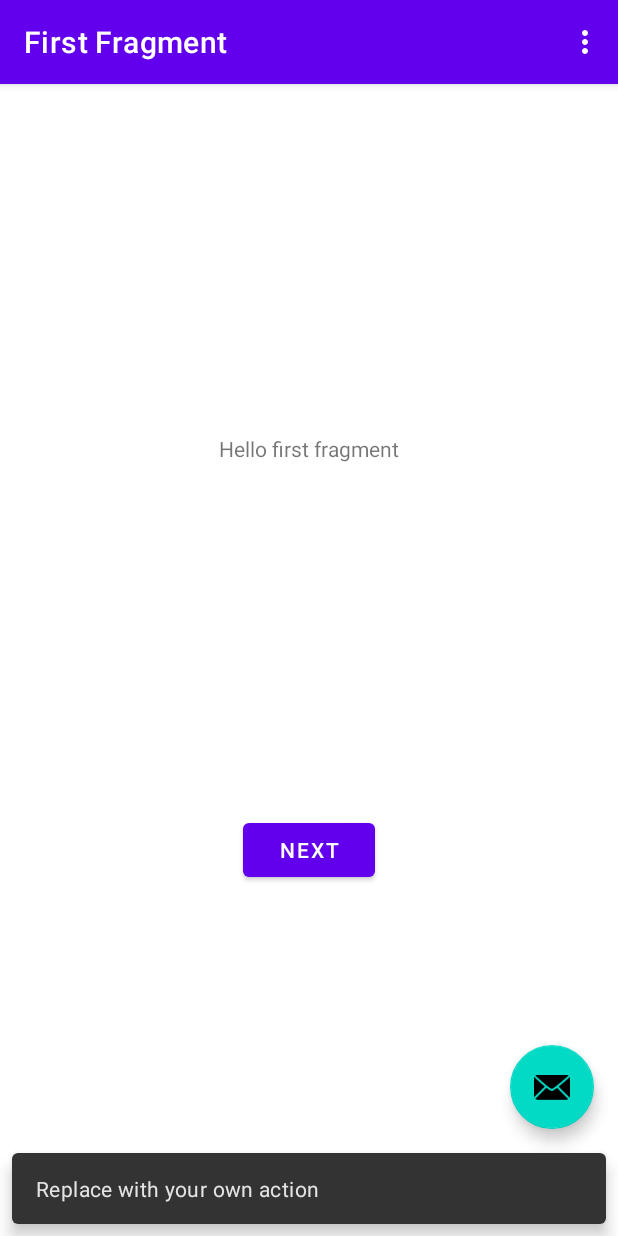
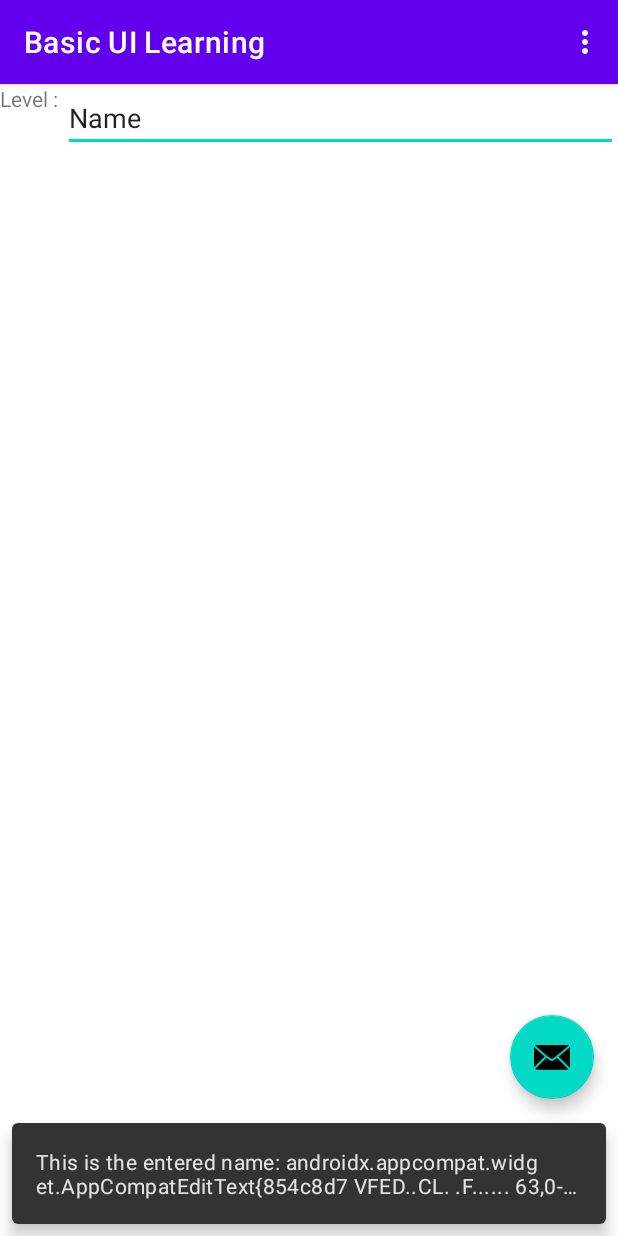
Before and after one commit to nasif-jaoadun/BasicUiLearning, an Android app: the screen it shows after launch (MainActivity), after a tap on an icon or button, on a phone screen of 412 x 824 dp. Run offline under Robolectric (Android 15) with nearby library versions, the phone set to English and light mode, and no system bars; our stand-ins replace navigation-ui.

Commit message:
Using of simple Activity with XML with viewBinding

```diff
--- a/app/build.gradle
+++ b/app/build.gradle
@@ -1,6 +1,7 @@
 plugins {
     id 'com.android.application'
     id 'org.jetbrains.kotlin.android'
+    id 'kotlin-android'
 }
 
 android {
--- a/app/src/main/java/com/codehabit/android/userinterface/MainActivity.kt
+++ b/app/src/main/java/com/codehabit/android/userinterface/MainActivity.kt
@@ -13,7 +13,7 @@ import com.codehabit.android.userinterface.databinding.ActivityMainBinding
 
 class MainActivity : AppCompatActivity() {
 
-    private lateinit var appBarConfiguration: AppBarConfiguration
+//    private lateinit var appBarConfiguration: AppBarConfiguration
     private lateinit var binding: ActivityMainBinding
 
     override fun onCreate(savedInstanceState: Bundle?) {
@@ -24,14 +24,15 @@ class MainActivity : AppCompatActivity() {
 
         setSupportActionBar(binding.toolbar)
 
-        val navController = findNavController(R.id.nav_host_fragment_content_main)
-        appBarConfiguration = AppBarConfiguration(navController.graph)
-        setupActionBarWithNavController(navController, appBarConfiguration)
+//        val navController = findNavController(R.id.nav_host_fragment_content_main)
+//        appBarConfiguration = AppBarConfiguration(navController.graph)
+//        setupActionBarWithNavController(navController, appBarConfiguration)
 
         binding.fab.setOnClickListener { view ->
-            Snackbar.make(view, "Replace with your own action", Snackbar.LENGTH_LONG)
+            Snackbar.make(view, "This is the entered name: ${binding.contentView.editText}", Snackbar.LENGTH_LONG)
                 .setAction("Action", null).show()
         }
+
     }
 
     override fun onCreateOptionsMenu(menu: Menu): Boolean {
@@ -50,9 +51,9 @@ class MainActivity : AppCompatActivity() {
         }
     }
 
-    override fun onSupportNavigateUp(): Boolean {
-        val navController = findNavController(R.id.nav_host_fragment_content_main)
-        return navController.navigateUp(appBarConfiguration)
-                || super.onSupportNavigateUp()
-    }
+//    override fun onSupportNavigateUp(): Boolean {
+//        val navController = findNavController(R.id.nav_host_fragment_content_main)
+//        return navController.navigateUp(appBarConfiguration)
+//                || super.onSupportNavigateUp()
+//    }
 }
--- a/app/src/main/res/layout/activity_main.xml
+++ b/app/src/main/res/layout/activity_main.xml
@@ -29,6 +29,8 @@
         android:layout_marginEnd="@dimen/fab_margin"
         app:srcCompat="@android:drawable/ic_dialog_email" />
 
-    <include layout="@layout/content_main" />
+    <include
+        android:id="@+id/contentView"
+        layout="@layout/content_main" />
 
 </androidx.coordinatorlayout.widget.CoordinatorLayout>
--- a/app/src/main/res/layout/content_main.xml
+++ b/app/src/main/res/layout/content_main.xml
@@ -1,19 +1,33 @@
 <?xml version="1.0" encoding="utf-8"?>
-<androidx.constraintlayout.widget.ConstraintLayout xmlns:android="http://schemas.android.com/apk/res/android"
+<androidx.constraintlayout.widget.ConstraintLayout
+    xmlns:android="http://schemas.android.com/apk/res/android"
     xmlns:app="http://schemas.android.com/apk/res-auto"
     android:layout_width="match_parent"
     android:layout_height="match_parent"
+    xmlns:tools="http://schemas.android.com/tools"
+    tools:showIn="@layout/activity_main"
+    tools:context=".MainActivity"
     app:layout_behavior="@string/appbar_scrolling_view_behavior">
 
-    <fragment
-        android:id="@+id/nav_host_fragment_content_main"
-        android:name="androidx.navigation.fragment.NavHostFragment"
+    <TextView
+        android:layout_width="wrap_content"
+        android:layout_height="wrap_content"
+        android:id="@+id/textView"
+        android:text="Level : "
+        app:layout_constraintLeft_toLeftOf="parent"
+        app:layout_constraintBaseline_toTopOf="parent"/>
+
+    <EditText
+        android:id="@+id/editText"
         android:layout_width="0dp"
-        android:layout_height="0dp"
-        app:defaultNavHost="true"
-        app:layout_constraintBottom_toBottomOf="parent"
+        android:layout_height="wrap_content"
+        android:inputType="textPersonName"
+        android:text="Name"
+        android:ems="10"
+        android:layout_marginStart="0dp"
+        app:layout_constraintBaseline_toTopOf="parent"
+        app:layout_constraintStart_toEndOf="@+id/textView"
         app:layout_constraintEnd_toEndOf="parent"
-        app:layout_constraintStart_toStartOf="parent"
-        app:layout_constraintTop_toTopOf="parent"
-        app:navGraph="@navigation/nav_graph" />
+        android:layout_marginLeft="8dp"/>
+
 </androidx.constraintlayout.widget.ConstraintLayout>
```
